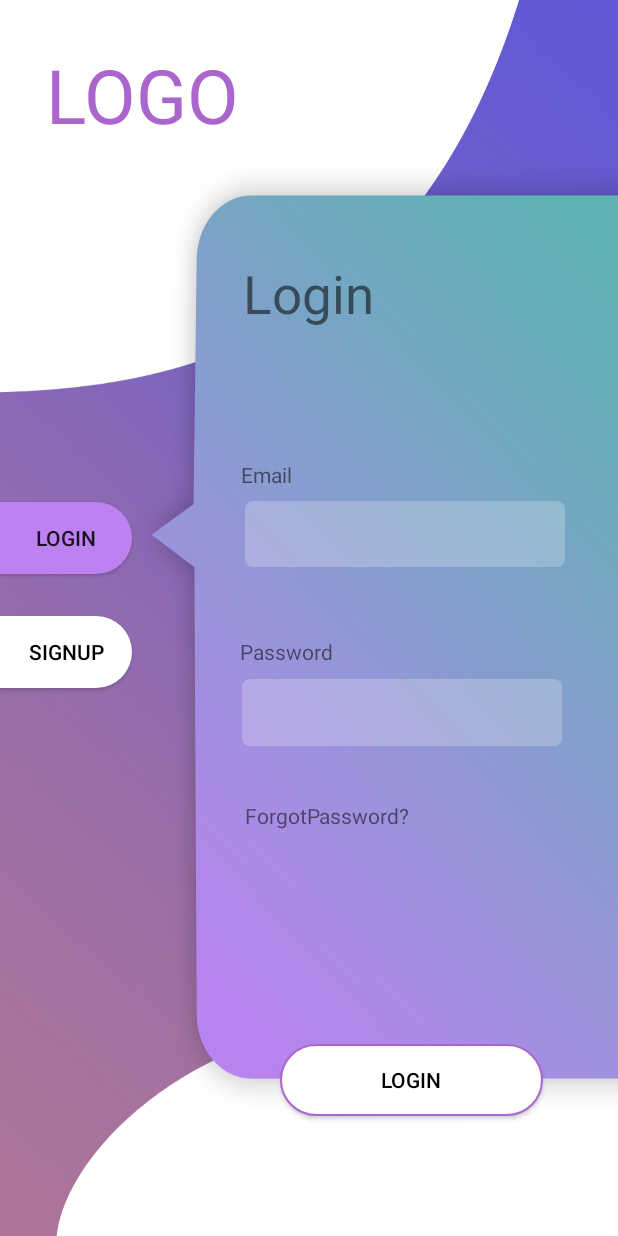
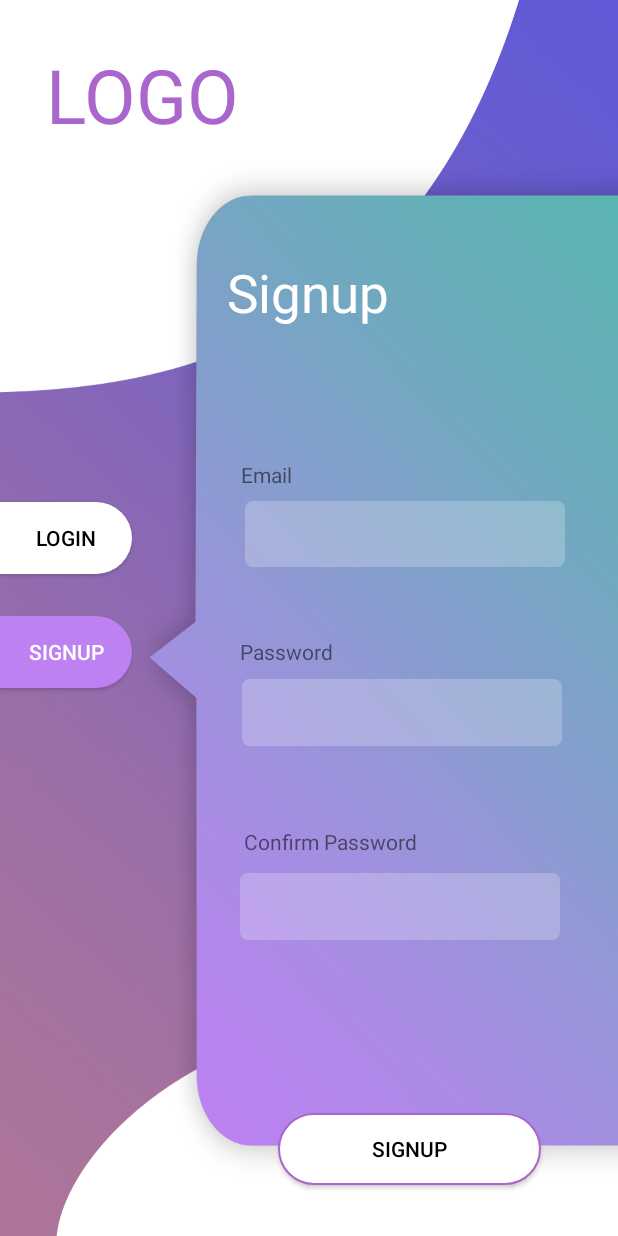
Before and after one commit to quantmth1908038/TechWiz2_CarPoolr, an Android app: the RegisterActivity screen opened directly, with no data from a screen before it, on a phone screen of 412 x 824 dp. Run offline under Robolectric (Android 15) with nearby library versions, the light colour scheme and no system bars.

Commit message:
update_register

```diff
--- a/app/src/main/java/com/techwiz2/carpoolr/activity/RegisterActivity.java
+++ b/app/src/main/java/com/techwiz2/carpoolr/activity/RegisterActivity.java
@@ -10,18 +10,24 @@ import com.techwiz2.carpoolr.R;
 
 public class RegisterActivity extends AppCompatActivity {
 
-    EditText edEmail, edPass;
-    Button btLogin;
+    EditText edEmail, edPass, edPassConfirm;
+    Button btSignup, btnLogin;
 
     @Override
     protected void onCreate(Bundle savedInstanceState) {
         super.onCreate(savedInstanceState);
         setContentView(R.layout.activity_register);
 
+        init();
 
 
     }
 
+    public void init() {
+        edEmail = findViewById(R.id.edEmail);
+        edPass = findViewById(R.id.edPass);
+        edPassConfirm = findViewById(R.id.edPassConfirm);
 
+    }
 
 }
--- a/app/src/main/res/layout/activity_register.xml
+++ b/app/src/main/res/layout/activity_register.xml
@@ -3,9 +3,7 @@
     android:layout_width="match_parent"
     android:layout_height="match_parent"
     xmlns:app="http://schemas.android.com/apk/res-auto"
-    android:orientation="vertical"
-    android:background="@drawable/login">
-
+    android:background="@drawable/signup">
     <Button
         android:id="@+id/btnLogin"
         android:layout_width="wrap_content"
@@ -13,8 +11,9 @@
         android:layout_marginBottom="8dp"
         android:layout_marginEnd="8dp"
         android:layout_marginTop="8dp"
-        android:background="@drawable/loginbuttonshape"
+        android:background="@drawable/signupbuttonshape"
         android:text="Login"
+        android:textColor="@android:color/black"
         app:layout_constraintBottom_toBottomOf="parent"
         app:layout_constraintEnd_toEndOf="parent"
         app:layout_constraintHorizontal_bias="0.0"
@@ -29,9 +28,9 @@
         android:layout_marginBottom="8dp"
         android:layout_marginEnd="8dp"
         android:layout_marginTop="8dp"
-        android:background="@drawable/signupbuttonshape"
+        android:background="@drawable/loginbuttonshape"
         android:text="Signup"
-        android:textColor="@android:color/black"
+        android:textColor="@android:color/white"
         app:layout_constraintBottom_toBottomOf="parent"
         app:layout_constraintEnd_toEndOf="parent"
         app:layout_constraintHorizontal_bias="0.0"
@@ -61,20 +60,20 @@
         android:id="@+id/textView2"
         android:layout_width="wrap_content"
         android:layout_height="wrap_content"
-        android:layout_marginBottom="8dp"
-        android:layout_marginEnd="16dp"
-        android:layout_marginRight="16dp"
         android:layout_marginStart="8dp"
         android:layout_marginTop="8dp"
-        android:text="Login"
+        android:layout_marginEnd="16dp"
+        android:layout_marginBottom="8dp"
+        android:text="Signup"
         android:textSize="35dp"
         app:layout_constraintBottom_toBottomOf="parent"
         app:layout_constraintEnd_toEndOf="parent"
-        app:layout_constraintHorizontal_bias="0.513"
+        app:layout_constraintHorizontal_bias="0.512"
         app:layout_constraintRight_toRightOf="parent"
         app:layout_constraintStart_toStartOf="parent"
         app:layout_constraintTop_toTopOf="parent"
-        app:layout_constraintVertical_bias="0.216" />
+        app:layout_constraintVertical_bias="0.215"
+        android:textColor="#fff"/>
 
     <EditText
         android:id="@+id/edEmail"
@@ -152,18 +151,18 @@
         android:layout_width="wrap_content"
         android:layout_height="wrap_content"
         android:layout_marginTop="8dp"
-        android:layout_marginEnd="16dp"
+        android:layout_marginEnd="132dp"
         android:layout_marginBottom="8dp"
-        android:text="ForgotPassword?"
+        android:text="Confirm Password"
         app:layout_constraintBottom_toBottomOf="parent"
         app:layout_constraintEnd_toEndOf="parent"
-        app:layout_constraintHorizontal_bias="0.016"
+        app:layout_constraintHorizontal_bias="0.405"
         app:layout_constraintStart_toStartOf="@+id/edPass"
         app:layout_constraintTop_toBottomOf="@+id/edPass"
-        app:layout_constraintVertical_bias="0.098" />
+        app:layout_constraintVertical_bias="0.159" />
 
     <Button
-        android:id="@+id/btLogin"
+        android:id="@+id/btSignup"
         android:layout_width="175dp"
         android:layout_height="wrap_content"
         android:layout_marginBottom="8dp"
@@ -171,12 +170,30 @@
         android:layout_marginStart="8dp"
         android:layout_marginTop="8dp"
         android:background="@drawable/buttonhape"
-        android:text="Login"
+        android:text="Signup"
         android:textColor="@android:color/black"
         app:layout_constraintBottom_toBottomOf="parent"
         app:layout_constraintEnd_toEndOf="parent"
-        app:layout_constraintHorizontal_bias="0.809"
+        app:layout_constraintHorizontal_bias="0.804"
         app:layout_constraintStart_toStartOf="parent"
         app:layout_constraintTop_toTopOf="parent"
-        app:layout_constraintVertical_bias="0.905" />
+        app:layout_constraintVertical_bias="0.966" />
+
+    <EditText
+        android:id="@+id/edPassConfirm"
+        android:layout_width="wrap_content"
+        android:layout_height="wrap_content"
+        android:layout_marginTop="8dp"
+        android:layout_marginEnd="40dp"
+        android:layout_marginBottom="8dp"
+        android:alpha="0.23"
+        android:background="@drawable/textviewshape"
+        android:ems="10"
+        android:inputType="textPersonName"
+        app:layout_constraintBottom_toBottomOf="parent"
+        app:layout_constraintEnd_toEndOf="parent"
+        app:layout_constraintHorizontal_bias="0.747"
+        app:layout_constraintStart_toStartOf="@+id/textView5"
+        app:layout_constraintTop_toBottomOf="@+id/textView5"
+        app:layout_constraintVertical_bias="0.019" />
 </androidx.constraintlayout.widget.ConstraintLayout>
```
